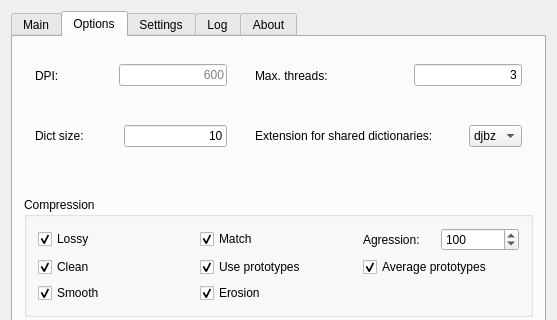
Old version of the form mainwindow.ui in the repository trufanov-nok/minidjvu-mod-gui; both pictures show x 0 to 557 and y 0 to 320 of the 557 by 512 pixel window.
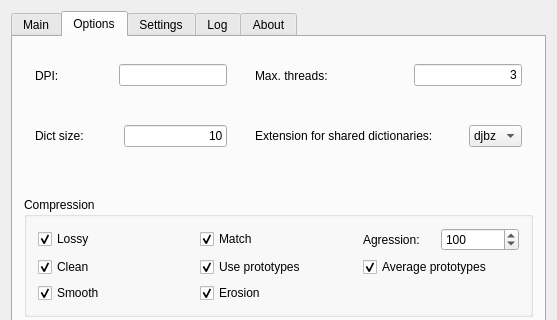
New version of the form. The open tabs and pages were chosen to show the change.

Commit message: Change default dpi from 900 to 600

What changed in the file:
```diff
--- a/mainwindow.ui
+++ b/mainwindow.ui
@@ -216,7 +216,7 @@
                   <set>Qt::AlignRight|Qt::AlignTrailing|Qt::AlignVCenter</set>
                  </property>
                  <property name="placeholderText">
-                  <string>600</string>
+                  <string/>
                  </property>
                 </widget>
                </item>
```
Left out of the diff: 4 changed lines with no effect on the pictures. The commit also changes 1 other file.
